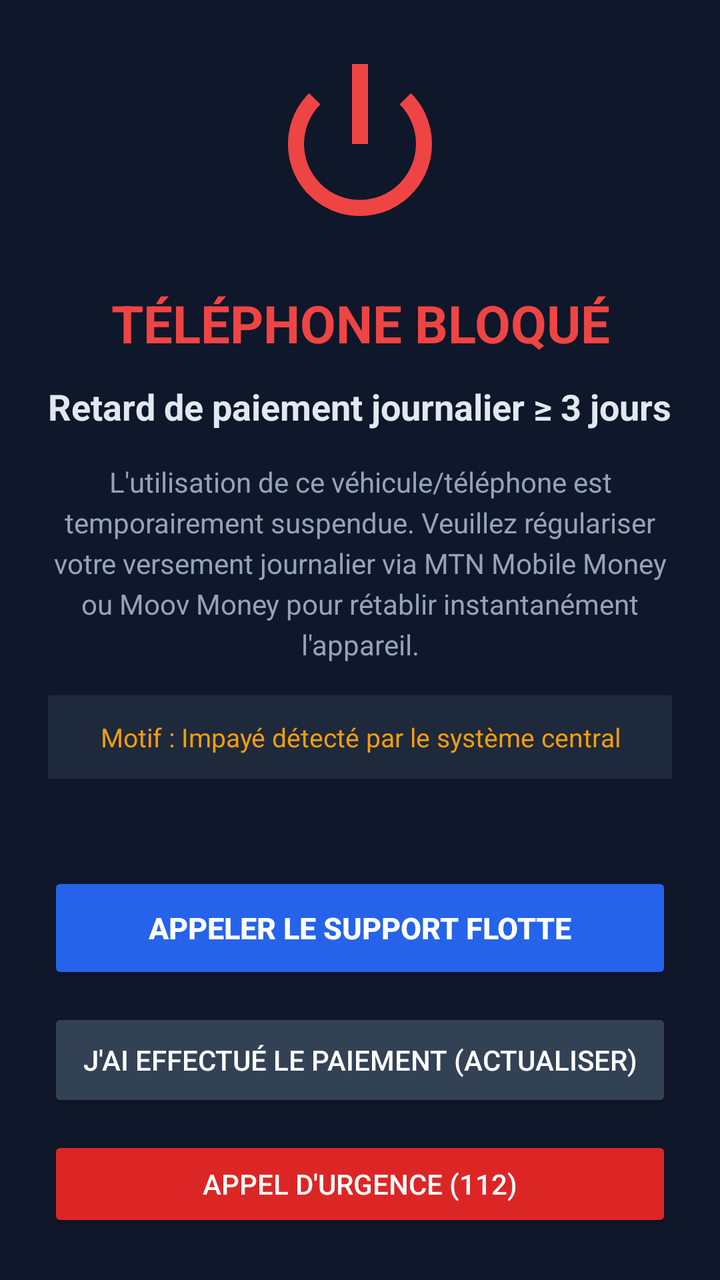
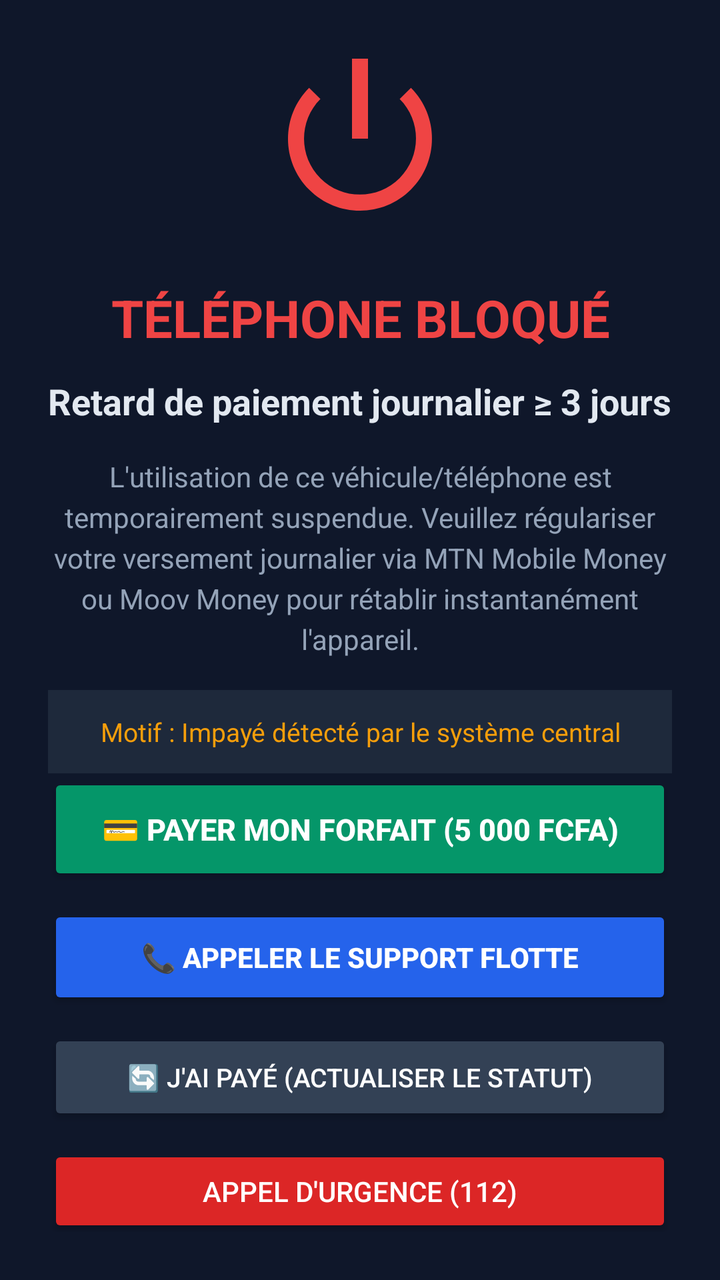

The first picture is an Android layout as it rendered before a commit; the second is the same layout after the commit. The layout source and the unified diff follow.
<!-- AndroidManifest.xml: application theme Theme.AppCompat.Light.NoActionBar -->
<!-- res/layout/activity_lock_screen.xml -->
<?xml version="1.0" encoding="utf-8"?>
<LinearLayout xmlns:android="http://schemas.android.com/apk/res/android"
    android:layout_width="match_parent"
    android:layout_height="match_parent"
    android:background="#0F172A"
    android:orientation="vertical"
    android:gravity="center"
    android:padding="24dp">

    
    <ImageView
        android:id="@+id/ivLockIcon"
        android:layout_width="96dp"
        android:layout_height="96dp"
        android:tint="#EF4444"
        android:src="@android:drawable/ic_lock_power_off" />

    
    <TextView
        android:id="@+id/tvLockTitle"
        android:layout_width="wrap_content"
        android:layout_height="wrap_content"
        android:layout_marginTop="24dp"
        android:text="TÉLÉPHONE BLOQUÉ"
        android:textColor="#EF4444"
        android:textSize="26sp"
        android:textStyle="bold"
        android:textAlignment="center" />

    
    <TextView
        android:id="@+id/tvLockSubtitle"
        android:layout_width="wrap_content"
        android:layout_height="wrap_content"
        android:layout_marginTop="12dp"
        android:text="Retard de paiement journalier ≥ 3 jours"
        android:textColor="#E2E8F0"
        android:textSize="18sp"
        android:textStyle="bold"
        android:textAlignment="center" />

    
    <TextView
        android:id="@+id/tvLockInstructions"
        android:layout_width="match_parent"
        android:layout_height="wrap_content"
        android:layout_marginTop="16dp"
        android:text="L'utilisation de ce véhicule/téléphone est temporairement suspendue. Veuillez régulariser votre versement journalier via MTN Mobile Money ou Moov Money pour rétablir instantanément l'appareil."
        android:textColor="#94A3B8"
        android:textSize="14sp"
        android:lineSpacingExtra="4dp"
        android:textAlignment="center" />

    
    <TextView
        android:id="@+id/tvLockReason"
        android:layout_width="match_parent"
        android:layout_height="wrap_content"
        android:layout_marginTop="16dp"
        android:background="#1E293B"
        android:padding="12dp"
        android:textColor="#F59E0B"
        android:textSize="13sp"
        android:text="Motif : Impayé détecté par le système central"
        android:textAlignment="center" />

    
    <View
        android:layout_width="match_parent"
        android:layout_height="0dp"
        android:layout_weight="1" />

    
    <Button
        android:id="@+id/btnCallSupport"
        android:layout_width="match_parent"
        android:layout_height="56dp"
        android:backgroundTint="#2563EB"
        android:textColor="#FFFFFF"
        android:text="APPELER LE SUPPORT FLOTTE"
        android:textSize="15sp"
        android:textStyle="bold" />

    
    <Button
        android:id="@+id/btnRefreshStatus"
        android:layout_width="match_parent"
        android:layout_height="52dp"
        android:layout_marginTop="12dp"
        android:backgroundTint="#334155"
        android:textColor="#FFFFFF"
        android:text="J'AI EFFECTUÉ LE PAIEMENT (ACTUALISER)"
        android:textSize="14sp" />

    
    <Button
        android:id="@+id/btnEmergencyCall"
        android:layout_width="match_parent"
        android:layout_height="48dp"
        android:layout_marginTop="12dp"
        android:backgroundTint="#DC2626"
        android:textColor="#FFFFFF"
        android:text="APPEL D'URGENCE (112)"
        android:textSize="14sp" />

</LinearLayout>
<!-- resources referenced by this layout -->
<resources>

</resources>

<!-- the commit's change to res/layout/activity_lock_screen.xml (unified diff, before → after) -->
@@ -72,32 +72,44 @@
 
     
     <Button
+        android:id="@+id/btnPayNow"
+        android:layout_width="match_parent"
+        android:layout_height="56dp"
+        android:backgroundTint="#059669"
+        android:textColor="#FFFFFF"
+        android:text="💳 PAYER MON FORFAIT (5 000 FCFA)"
+        android:textSize="15sp"
+        android:textStyle="bold" />
+
+    
+    <Button
         android:id="@+id/btnCallSupport"
         android:layout_width="match_parent"
-        android:layout_height="56dp"
+        android:layout_height="52dp"
+        android:layout_marginTop="10dp"
         android:backgroundTint="#2563EB"
         android:textColor="#FFFFFF"
-        android:text="APPELER LE SUPPORT FLOTTE"
-        android:textSize="15sp"
+        android:text="📞 APPELER LE SUPPORT FLOTTE"
+        android:textSize="14sp"
         android:textStyle="bold" />
 
     
     <Button
         android:id="@+id/btnRefreshStatus"
         android:layout_width="match_parent"
-        android:layout_height="52dp"
-        android:layout_marginTop="12dp"
+        android:layout_height="48dp"
+        android:layout_marginTop="10dp"
         android:backgroundTint="#334155"
         android:textColor="#FFFFFF"
-        android:text="J'AI EFFECTUÉ LE PAIEMENT (ACTUALISER)"
-        android:textSize="14sp" />
+        android:text="🔄 J'AI PAYÉ (ACTUALISER LE STATUT)"
+        android:textSize="13sp" />
 
     
     <Button
         android:id="@+id/btnEmergencyCall"
         android:layout_width="match_parent"
-        android:layout_height="48dp"
-        android:layout_marginTop="12dp"
+        android:layout_height="46dp"
+        android:layout_marginTop="10dp"
         android:backgroundTint="#DC2626"
         android:textColor="#FFFFFF"
         android:text="APPEL D'URGENCE (112)"
